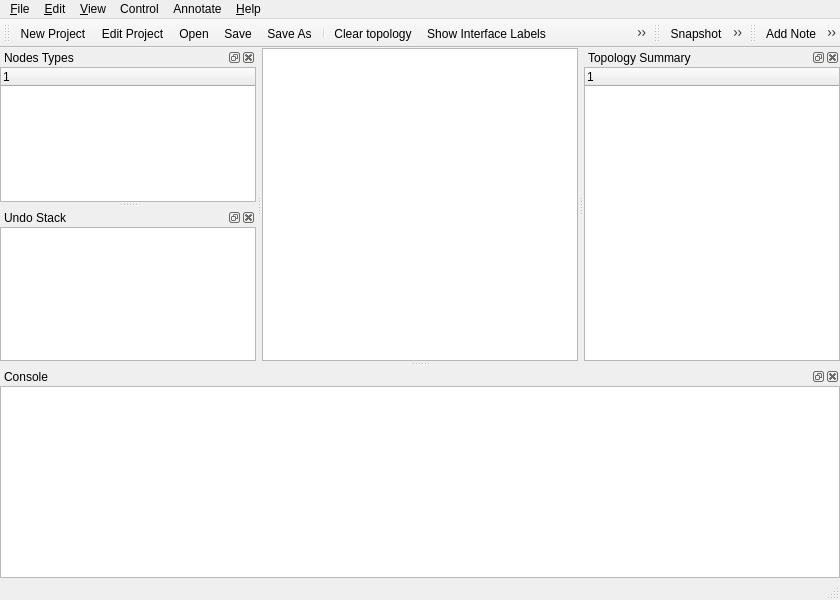
First picture: the form in src/GNS3/Ui/Form_MainWindow.ui, repository GNS3/gns3-legacy, before the edit.
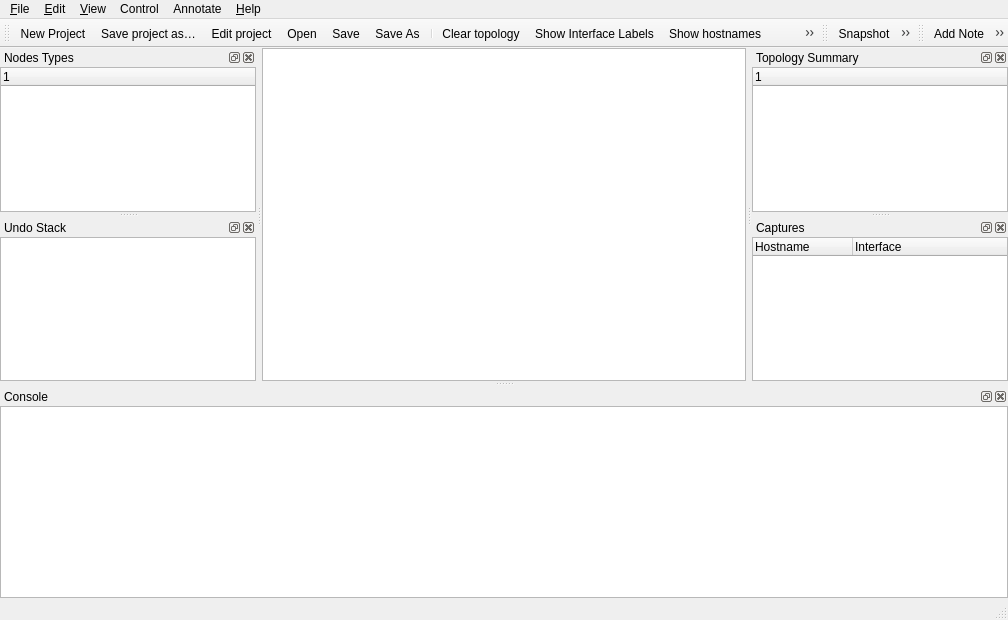
Second picture: the form after the edit. Icons and pictures are not drawn. Custom widgets are drawn as their Qt base class.

Commit message: [*] New capture dock window

What changed in the file:
```diff
--- a/src/GNS3/Ui/Form_MainWindow.ui
+++ b/src/GNS3/Ui/Form_MainWindow.ui
@@ -6,8 +6,8 @@
    <rect>
     <x>0</x>
     <y>0</y>
-    <width>840</width>
-    <height>600</height>
+    <width>1008</width>
+    <height>620</height>
    </rect>
   </property>
   <property name="windowTitle">
@@ -42,7 +42,7 @@
     <rect>
      <x>0</x>
      <y>0</y>
-     <width>840</width>
+     <width>1008</width>
      <height>22</height>
     </rect>
    </property>
@@ -138,6 +138,7 @@
     <bool>false</bool>
    </attribute>
    <addaction name="action_New"/>
+   <addaction name="action_SaveProjectAs"/>
    <addaction name="action_EditProject"/>
    <addaction name="action_Open"/>
    <addaction name="action_Save"/>
@@ -338,6 +339,50 @@
     </layout>
    </widget>
   </widget>
+  <widget class="QDockWidget" name="dockWidget_Capture">
+   <property name="windowTitle">
+    <string>Captures</string>
+   </property>
+   <attribute name="dockWidgetArea">
+    <number>2</number>
+   </attribute>
+   <widget class="QWidget" name="dockWidgetContents_2">
+    <layout class="QVBoxLayout" name="verticalLayout_2">
+     <property name="margin">
+      <number>0</number>
+     </property>
+     <item>
+      <widget class="capturesDock" name="capturesDock">
+       <property name="sizePolicy">
+        <sizepolicy hsizetype="Expanding" vsizetype="Expanding">
+         <horstretch>0</horstretch>
+         <verstretch>0</verstretch>
+        </sizepolicy>
+       </property>
+       <property name="iconSize">
+        <size>
+         <width>24</width>
+         <height>24</height>
+        </size>
+       </property>
+       <property name="rootIsDecorated">
+        <bool>false</bool>
+       </property>
+       <column>
+        <property name="text">
+         <string>Hostname</string>
+        </property>
+       </column>
+       <column>
+        <property name="text">
+         <string>Interface</string>
+        </property>
+       </column>
+      </widget>
+     </item>
+    </layout>
+   </widget>
+  </widget>
   <action name="action_About">
    <property name="text">
     <string>&amp;About</string>
@@ -490,7 +535,7 @@
      <normaloff>:/icons/show-hostname.svg</normaloff>:/icons/show-hostname.svg</iconset>
    </property>
    <property name="text">
-    <string>Show Hostnames</string>
+    <string>Show hostnames</string>
    </property>
    <property name="toolTip">
     <string>Show Hostnames</string>
@@ -520,7 +565,7 @@
      <normaloff>:/icons/save-as.svg</normaloff>:/icons/save-as.svg</iconset>
    </property>
    <property name="text">
-    <string>Save Topology &amp;As… </string>
+    <string>Save topology &amp;as…</string>
    </property>
    <property name="iconText">
     <string>Save As</string>
@@ -667,7 +712,7 @@
      <normaloff>:/icons/new.svg</normaloff>:/icons/new.svg</iconset>
    </property>
    <property name="text">
-    <string>&amp;Save Project As…</string>
+    <string>&amp;New blank project</string>
    </property>
    <property name="iconText">
     <string>New Project</string>
@@ -778,7 +823,7 @@
      <normaloff>:/icons/edit-project.svg</normaloff>:/icons/edit-project.svg</iconset>
    </property>
    <property name="text">
-    <string>&amp;Edit Project</string>
+    <string>&amp;Edit project</string>
    </property>
    <property name="toolTip">
     <string>Edit project</string>
@@ -797,6 +842,18 @@
     <string>ReloadAll</string>
    </property>
   </action>
+  <action name="action_SaveProjectAs">
+   <property name="icon">
+    <iconset resource="../../../../gns3-artwork/svg_resources.qrc">
+     <normaloff>:/icons/save-as-project.svg</normaloff>:/icons/save-as-project.svg</iconset>
+   </property>
+   <property name="text">
+    <string>&amp;Save project as…</string>
+   </property>
+   <property name="toolTip">
+    <string>Save project as...</string>
+   </property>
+  </action>
  </widget>
  <customwidgets>
   <customwidget>
@@ -824,6 +881,11 @@
    <extends>QListView</extends>
    <header>GNS3.UndoFramework</header>
   </customwidget>
+  <customwidget>
+   <class>capturesDock</class>
+   <extends>QTreeWidget</extends>
+   <header>GNS3.Ui.Widget_capturesDock</header>
+  </customwidget>
  </customwidgets>
  <resources>
   <include location="../../../../gns3-artwork/svg_resources.qrc"/>
```
Left out of the diff: 9 changed lines with no effect on the pictures. The commit also changes 34 other files.
